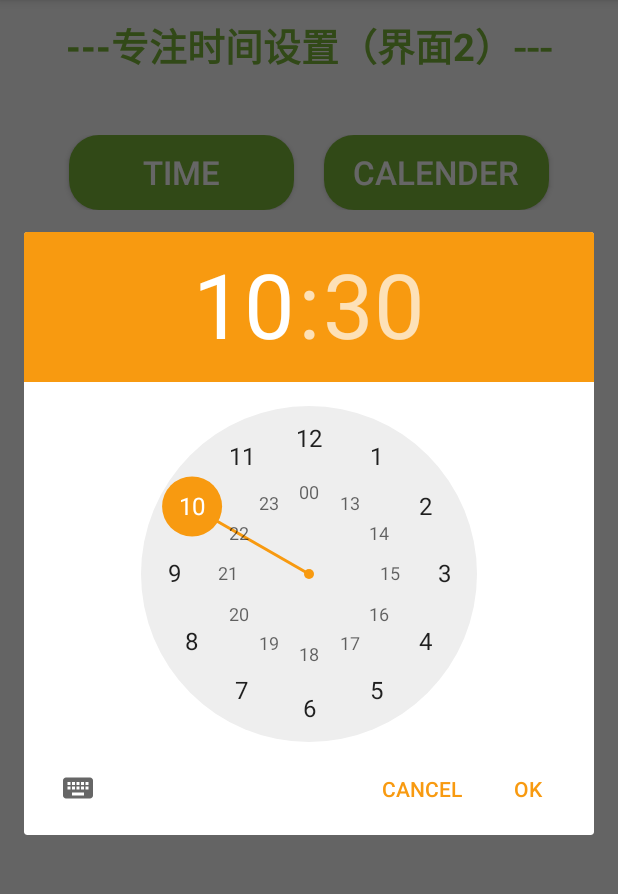
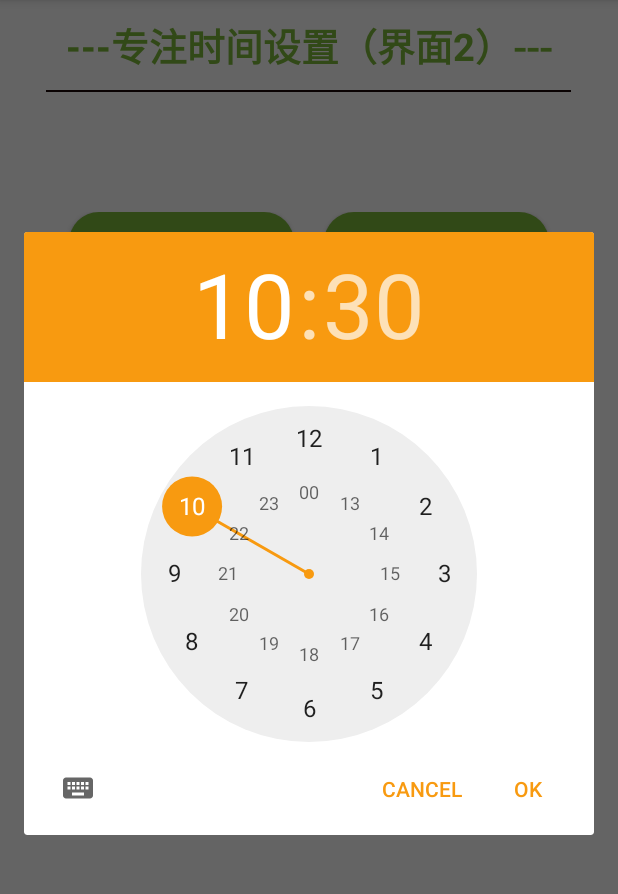
Before and after one commit to SongXingchen19/com.swufe.work, an Android app: the ThirdActivity screen opened directly, with no data from a screen before it, after a tap on "TIME", on a phone screen of 412 x 824 dp, the part 84-978 px from its top. Run offline under Robolectric (Android 15) with nearby library versions, the phone set to English and light mode, and no system bars.

Commit message:
commit 2 activity_third 界面设计（第4次） 下一步将完善ThirdActivity

```diff
--- a/app/src/main/res/layout/activity_third.xml
+++ b/app/src/main/res/layout/activity_third.xml
@@ -18,6 +18,13 @@
         android:textColor="#7CB63A"
         android:textSize="25sp"
         android:textStyle="bold"
+        />
+
+    <TextView
+        android:layout_width="350dp"
+        android:layout_height="1dp"
+        android:background="@color/colorLine"
+        android:layout_marginBottom="50dp"
         />
 
 
--- a/app/src/main/res/layout/activity_third2.xml
+++ b/app/src/main/res/layout/activity_third2.xml
@@ -13,7 +13,7 @@
         android:layout_height="60dp"
         android:gravity="center"
         android:lineSpacingExtra="27dp"
-        android:text="TimeSet"
+        android:text="TimeSet(No.3)"
         android:textColor="#F87461"
         android:textSize="40sp"
         android:textStyle="bold" />
```
